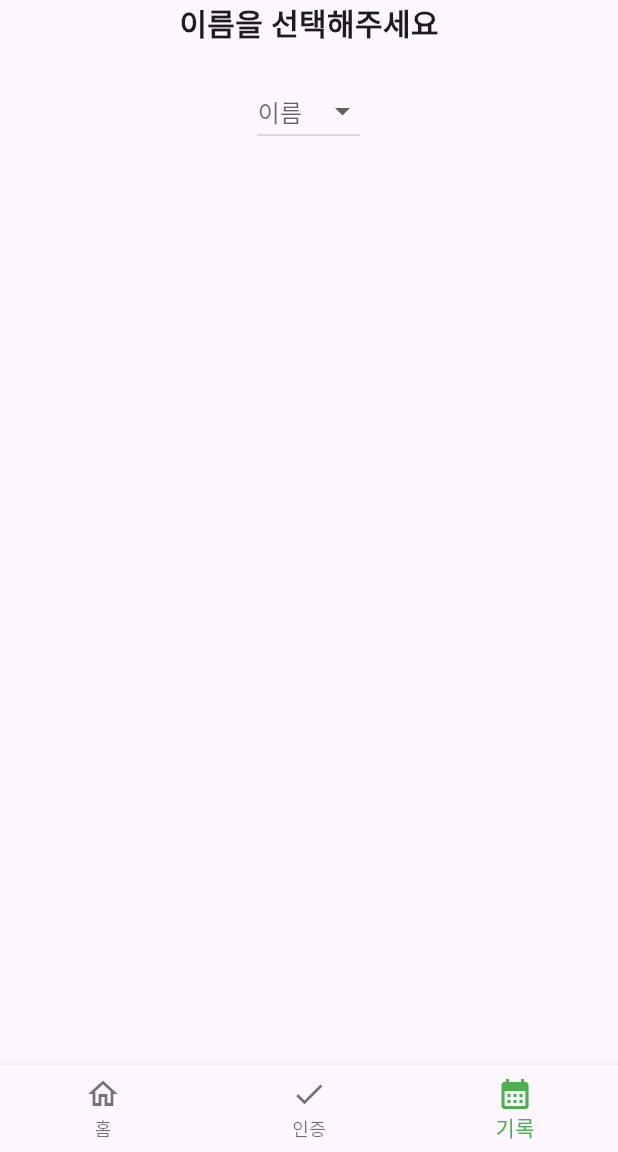
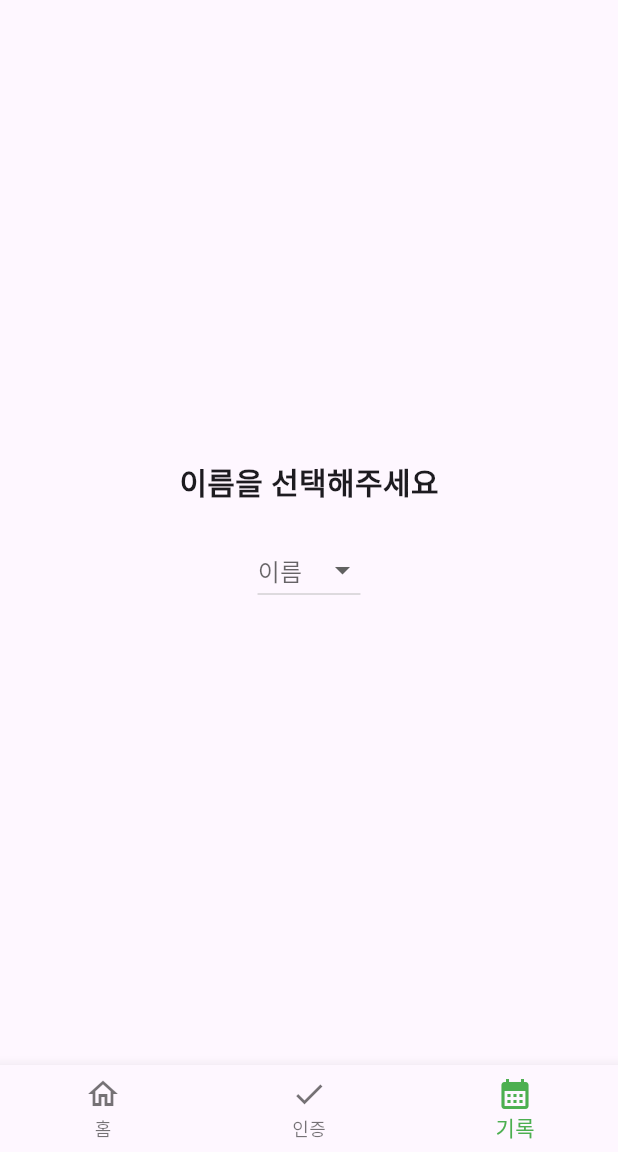
Before and after one commit to 0921sean/HealthFam, a Flutter app: the screen it shows after launch, item 3 of the bottom bar chosen, on a phone screen of 412 x 824 dp, the part 84-1236 px from its top. Run offline on Flutter 3.47's test engine with Material 3 defaults, Android fonts, the phone set to English and light mode, and no system bars; our stand-ins replace image_picker; missing offline and left inert: dart:ffi.

Commit message:
[05.01] 기록페이지 완료

```diff
--- a/lib/main.dart
+++ b/lib/main.dart
@@ -527,20 +527,7 @@ class _RecordState extends State<Record> {
     });
   }
 
-  // 그날 헬스했는지 확인
-  bool checkWeight(String name, int day) {
-    DateTime now = DateTime.now();
-    DateTime startOfWeek = now.subtract(Duration(days: now.weekday - 1)); // Get the start of the current week
-    DateTime endOfWeek = now.add(Duration(days: DateTime.daysPerWeek - now.weekday)); // Get the end of the current week
-
-    return widget.data.any((entry) =>
-      entry['name'] == name &&
-      DateTime.parse(entry['date']).weekday == day &&
-      DateTime.parse(entry['date']).isAfter(startOfWeek) &&
-      DateTime.parse(entry['date']).isBefore(endOfWeek)
-    );
-  }
-
+  // 그 주 day 구하기
   List<String> getDayOfWeekList() {
     DateTime now = DateTime.now();
     DateTime startOfWeek = now.subtract(Duration(days: now.weekday - 1));
@@ -556,6 +543,58 @@ class _RecordState extends State<Record> {
     return dayOfWeekList;
   }
 
+  // 오늘인지 확인
+  bool isToday(int day) {
+    DateTime now = DateTime.now();
+    DateTime startOfWeek = now.subtract(Duration(days: now.weekday - 1));
+    DateTime dateToCheck = startOfWeek.add(Duration(days: day));
+
+    return dateToCheck.year == now.year &&
+        dateToCheck.month == now.month &&
+        dateToCheck.day == now.day;
+  }
+
+  // 그날 헬스했는지 확인
+  bool checkWeight(String name, int day) {
+    DateTime now = DateTime.now();
+    DateTime startOfWeek = now.subtract(Duration(days: now.weekday - 1)); // Get the start of the current week
+    DateTime endOfWeek = now.add(Duration(days: DateTime.daysPerWeek - now.weekday)); // Get the end of the current week
+
+    return widget.data.any((entry) =>
+      entry['name'] == name &&
+      DateTime.parse(entry['date']).weekday == day &&
+      DateTime.parse(entry['date']).isAfter(startOfWeek) &&
+      DateTime.parse(entry['date']).isBefore(endOfWeek)
+    );
+  }
+
+  // 연속주 계산
+  int checkContinuity(String name) {
+    DateTime now = DateTime.now();
+    int sequenceWeight = 0;
+
+    while (true) {
+      DateTime startOfWeek = now.subtract(Duration(days: now.weekday - 1));
+      DateTime endOfWeek = now.add(Duration(days: DateTime.daysPerWeek - now.weekday));
+
+      int count = widget.data.where((entry) =>
+      entry['name'] == name &&
+          DateTime.parse(entry['date']).isAfter(startOfWeek) &&
+          DateTime.parse(entry['date']).isBefore(endOfWeek)
+      ).length;
+
+      if (count >= 3) {
+        sequenceWeight += 1;
+        now = now.subtract(Duration(days: 7));  // Move to the start of the previous week
+      } else {
+        break;
+      }
+    }
+
+    return sequenceWeight;
+  }
+
+
   @override
   void initState() {
     super.initState();
@@ -567,8 +606,8 @@ class _RecordState extends State<Record> {
     return Container(
       width: double.infinity,
       child: Column(
-        // mainAxisAlignment: MainAxisAlignment.center,
-        // crossAxisAlignment: CrossAxisAlignment.center,
+        mainAxisAlignment: MainAxisAlignment.center,
+        crossAxisAlignment: CrossAxisAlignment.center,
         children: [
           if (!_isNameSelected) ...[
             Padding(
@@ -587,25 +626,44 @@ class _RecordState extends State<Record> {
             ),
           ],
           if (_isNameSelected && _selectedName != null) ...[
-            Text('${_selectedName}님의 기록 🏃',
-              style: TextStyle(fontSize: 20, fontWeight: FontWeight.w500, ),
+            Container(
+              child: Align(
+                alignment: Alignment.topRight,
+                child: Padding(
+                  padding: EdgeInsets.only(right: 10, top: 10),  // Adjust the padding value as needed
+                  child: Text(
+                    '< ${_selectedName}님의 기록 >',
+                    style: TextStyle(fontSize: 20, fontWeight: FontWeight.bold),
                   ),
+                ),
+              )
+            ),
+            SizedBox(height: 50),
+            Text('🏃', style: TextStyle(fontSize: 200)),
+            SizedBox(height: 50),
             Container(
-              height : 500,
               child: Row(
                 mainAxisAlignment: MainAxisAlignment.spaceEvenly,
                 children: [
                   for (var i = 0; i < widget.weekdayList.length; i++)
-                    Column(
+                    Container(
+                      padding: EdgeInsets.all(6),
+                      decoration: BoxDecoration(
+                        color: isToday(i) ? Colors.grey[700] : Colors.white,
+                        borderRadius: BorderRadius.circular(15), // Rounded corners
+                      ),
+                      child: Column(
+                        mainAxisSize: MainAxisSize.min,
                         children: [
                           Text(
                             widget.weekdayList[i],
                             style: TextStyle(
-                            color: Colors.black,
-                            fontSize: 12,
+                              color: isToday(i) ? Colors.white :
+                                checkWeight(_selectedName ?? "", i+1) ? Colors.black : Colors.grey,
+                              fontSize: 18,
                             ),
                           ),
-                        SizedBox(height: 8),
+                          SizedBox(height: 5),
                           Container(
                             width: 50,
                             height: 50,
@@ -629,24 +687,46 @@ class _RecordState extends State<Record> {
                               style: TextStyle(
                                 fontWeight: FontWeight.bold,
                                 color: Colors.white,
+                                fontSize: 18
                               ),
                             ),
                           ),
                         ],
-                      // width: 50,
-                      // height: 50,
-                      // alignment: Alignment.center,
-                      // decoration: BoxDecoration(
-                      //   color: checkWeight(_selectedName ?? "", widget.weekdayList.indexOf(day)) == true
-                      //       ? Colors.red[300] // Example background color
-                      //       : Colors.grey[300], // Example background color
-                      //   border: Border.all(color: Colors.black), // Example border
-                      // ),
-                      // child: Text(day),
+                      ),
                     )
                 ]
               )
+            ),
+            SizedBox(height: 50),
+            Container(
+              child: Row(
+                mainAxisAlignment: MainAxisAlignment.spaceEvenly,
+                children: [
+                  checkContinuity(_selectedName ?? "") > 0
+                    ? Image.asset('assets/WeightDone.png', width: 100)
+                    : Image.asset('assets/WeightNotDone.png', width: 100),
+                  checkContinuity(_selectedName ?? "") > 1
+                    ? Image.asset('assets/WeightDone.png', width: 100)
+                    : Image.asset('assets/WeightNotDone.png', width: 100),
+                  checkContinuity(_selectedName ?? "") > 2
+                    ? Image.asset('assets/WeightDone.png', width: 100)
+                    : Image.asset('assets/WeightNotDone.png', width: 100),
+                  checkContinuity(_selectedName ?? "") > 3
+                    ? Image.asset('assets/WeightDone.png', width: 100)
+                    : Image.asset('assets/WeightNotDone.png', width: 100),
+                ]
               )
+            ),
+            Container(
+                child: Text(checkContinuity(_selectedName ?? "") != 0
+                    ? '${checkContinuity(_selectedName ?? "")}주 연속 🔥'
+                    : '${checkContinuity(_selectedName ?? "")}주 연속'
+                  , style: checkContinuity(_selectedName ?? "") != 0
+                      ? TextStyle(fontSize: 25, fontWeight: FontWeight.bold)
+                      : TextStyle(fontSize: 25),
+                )
+            ),
+            SizedBox(height: 50),
           ]
         ]
       ),
--- a/pubspec.yaml
+++ b/pubspec.yaml
@@ -53,6 +53,8 @@ dev_dependencies:
 
 # The following section is specific to Flutter packages.
 flutter:
+  assets:
+    - assets/
 
   # The following line ensures that the Material Icons font is
   # included with your application, so that you can use the icons in
```
Also changed, not shown: assets/WeightDone.png (added), assets/WeightNotDone.png (added), pubspec.lock. Lines whose indentation alone changed are shown as unchanged.
